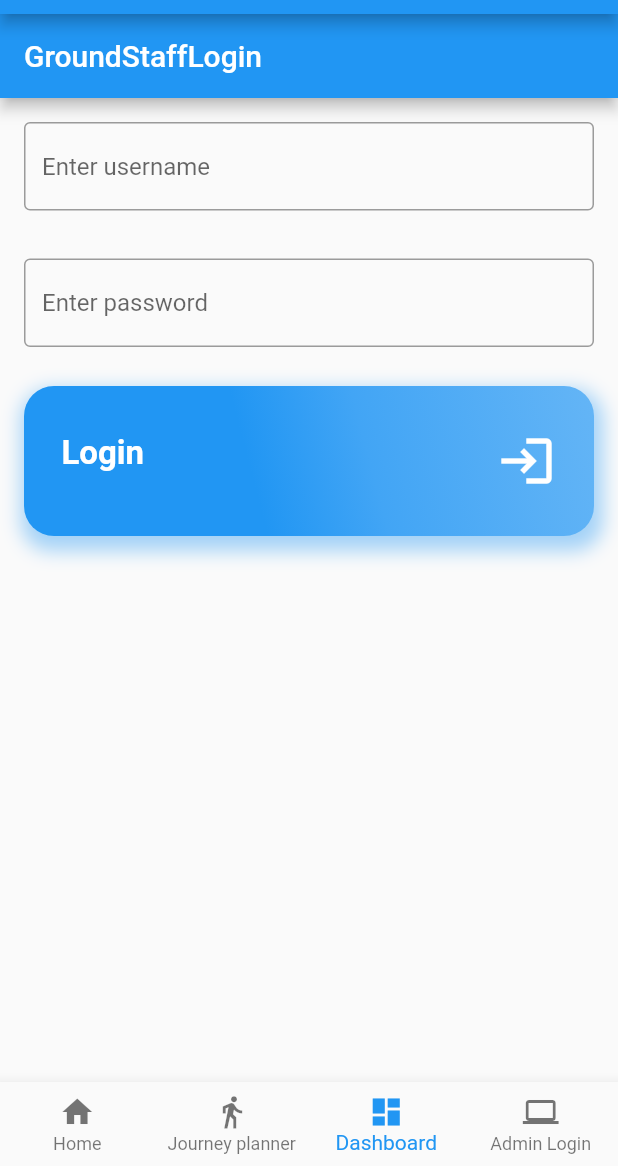
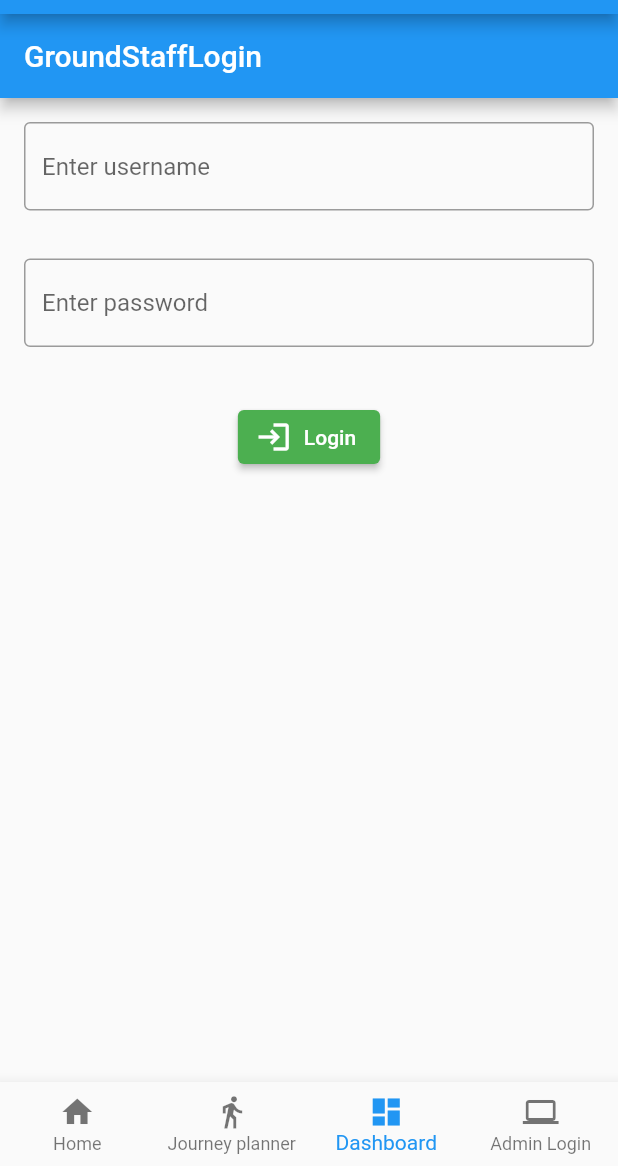
Before and after one commit to yashtejani/TDP5, a Flutter app: the screen it shows after launch, item 3 of the bottom bar chosen, on a phone screen of 412 x 824 dp, the part 70-1236 px from its top. Run offline on Flutter 3.47's test engine with Material 2 defaults, Android fonts, the phone set to English and light mode, and no system bars; our stand-ins replace fluttertoast, sizer.

Commit message:
Login button design

```diff
--- a/lib/screens/groundStaffLogin.dart
+++ b/lib/screens/groundStaffLogin.dart
@@ -33,16 +33,21 @@ class GroundStaffLogin extends StatelessWidget {
                 ),
               ),
             ),
-            WidgetButton(
-              title: "Login",
-              color: Colors.blue,
-              icon: Icons.login,
-              screen: const GroundStaffLogin(),
-              onTap: () {
-                Navigator.of(context).push(MaterialPageRoute(
-                    builder: (context) => const MaterialApp(
-                        title: 'Bus replacing train', home: Dashboard())));
-              },
+           Container(
+              alignment: Alignment.center,
+              padding: const EdgeInsets.all(20),
+              child: ElevatedButton.icon(
+                onPressed: () {
+                  Navigator.of(context).push(MaterialPageRoute(
+                      builder: (context) => const MaterialApp(
+                          title: 'Bus replacing train', home: Dashboard())));
+                },
+                icon: const Icon(Icons.login), //icon data for elevated button
+                label: const Text("Login"), //label text
+                style: ElevatedButton.styleFrom(
+                    primary: Colors.green //elevated btton background color
+                    ),
+              ),
             ),
             const SizedBox(
               height: 20,
```
Also changed, not shown: lib/screens/adminLogin.dart (+16 -11 lines).
